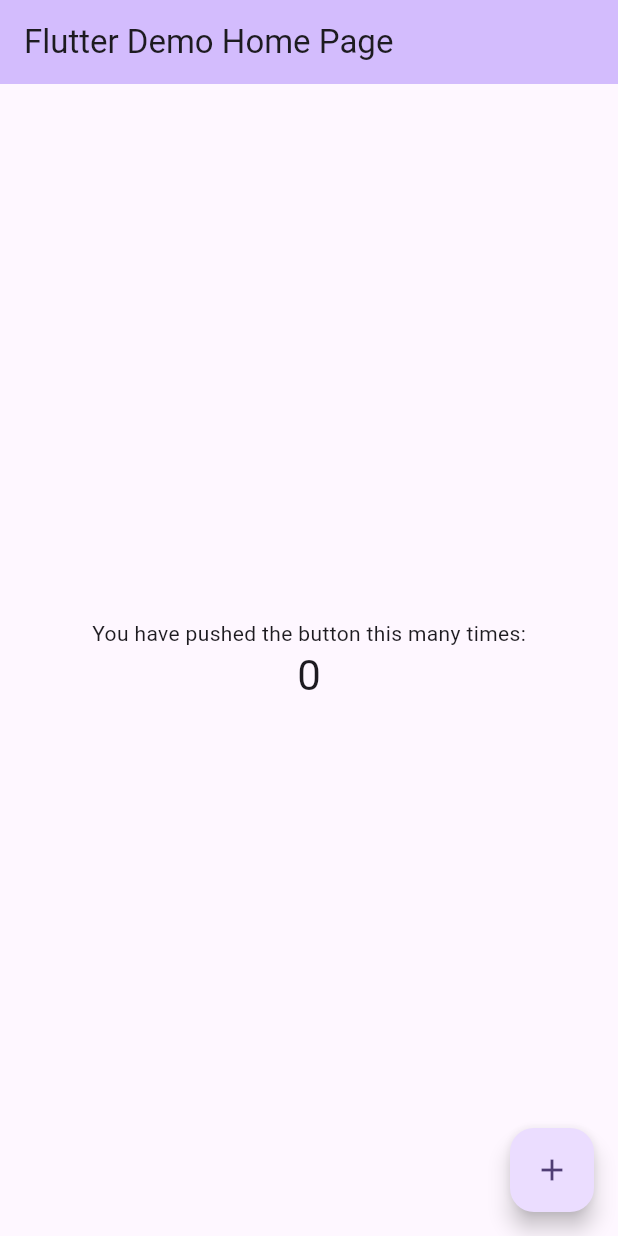
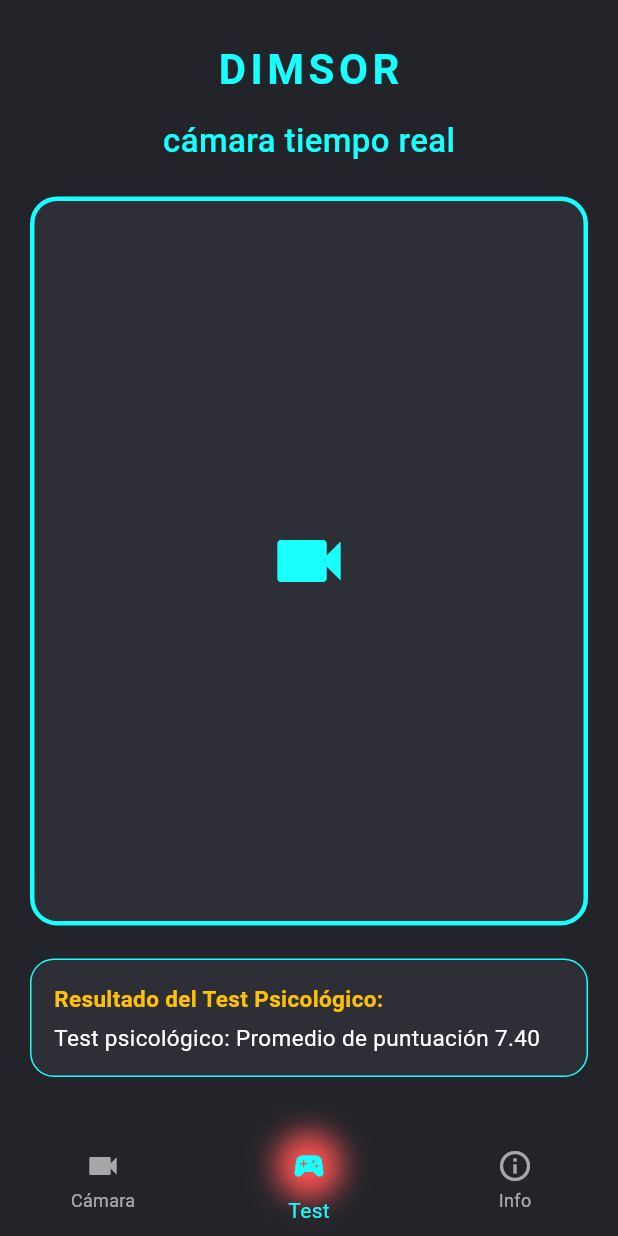
Before and after one commit to DominidM/Robotica-Mobile, a Flutter app: the screen it shows after launch, on a phone screen of 412 x 824 dp. Run offline on Flutter 3.47's test engine with Material 3 defaults, Android fonts, the phone set to English and light mode, and no system bars; our stand-ins replace device_preview; Roboto replaces fonts that are missing (Montserrat).

Commit message:
[DME] Primera Actualizacion

```diff
--- a/src/dimsor/lib/main.dart
+++ b/src/dimsor/lib/main.dart
@@ -1,122 +1,222 @@
 import 'package:flutter/material.dart';
+import 'package:device_preview/device_preview.dart';
+import 'package:flutter/foundation.dart';
 
 void main() {
-  runApp(const MyApp());
+  runApp(
+    DevicePreview(
+      enabled: !kReleaseMode, // Activo solo en debug/web
+      builder: (context) => const DimsorApp(),
+    ),
+  );
 }
 
-class MyApp extends StatelessWidget {
-  const MyApp({super.key});
+class DimsorApp extends StatelessWidget {
+  const DimsorApp({super.key});
 
-  // This widget is the root of your application.
   @override
   Widget build(BuildContext context) {
     return MaterialApp(
-      title: 'Flutter Demo',
+      useInheritedMediaQuery: true, // Necesario para device_preview
+      builder: DevicePreview.appBuilder,
+      locale: DevicePreview.locale(context),
+      title: 'Dimsor',
+      debugShowCheckedModeBanner: false,
       theme: ThemeData(
-        // This is the theme of your application.
-        //
-        // TRY THIS: Try running your application with "flutter run". You'll see
-        // the application has a purple toolbar. Then, without quitting the app,
-        // try changing the seedColor in the colorScheme below to Colors.green
-        // and then invoke "hot reload" (save your changes or press the "hot
-        // reload" button in a Flutter-supported IDE, or press "r" if you used
-        // the command line to start the app).
-        //
-        // Notice that the counter didn't reset back to zero; the application
-        // state is not lost during the reload. To reset the state, use hot
-        // restart instead.
-        //
-        // This works for code too, not just values: Most code changes can be
-        // tested with just a hot reload.
-        colorScheme: ColorScheme.fromSeed(seedColor: Colors.deepPurple),
+        brightness: Brightness.dark,
+        scaffoldBackgroundColor: const Color(0xFF23242A),
+        colorScheme: ColorScheme.fromSeed(
+          seedColor: Colors.cyanAccent,
+          brightness: Brightness.dark,
+          background: const Color(0xFF23242A),
+        ),
+        fontFamily: 'Montserrat',
       ),
-      home: const MyHomePage(title: 'Flutter Demo Home Page'),
+      home: const DimsorHomePage(),
     );
   }
 }
 
-class MyHomePage extends StatefulWidget {
-  const MyHomePage({super.key, required this.title});
-
-  // This widget is the home page of your application. It is stateful, meaning
-  // that it has a State object (defined below) that contains fields that affect
-  // how it looks.
-
-  // This class is the configuration for the state. It holds the values (in this
-  // case the title) provided by the parent (in this case the App widget) and
-  // used by the build method of the State. Fields in a Widget subclass are
-  // always marked "final".
-
-  final String title;
+class DimsorHomePage extends StatefulWidget {
+  const DimsorHomePage({Key? key}) : super(key: key);
 
   @override
-  State<MyHomePage> createState() => _MyHomePageState();
+  State<DimsorHomePage> createState() => _DimsorHomePageState();
 }
 
-class _MyHomePageState extends State<MyHomePage> {
-  int _counter = 0;
-
-  void _incrementCounter() {
-    setState(() {
-      // This call to setState tells the Flutter framework that something has
-      // changed in this State, which causes it to rerun the build method below
-      // so that the display can reflect the updated values. If we changed
-      // _counter without calling setState(), then the build method would not be
-      // called again, and so nothing would appear to happen.
-      _counter++;
-    });
-  }
+class _DimsorHomePageState extends State<DimsorHomePage> {
+  int _selectedIndex = 1; // Test tab por defecto
 
   @override
   Widget build(BuildContext context) {
-    // This method is rerun every time setState is called, for instance as done
-    // by the _incrementCounter method above.
-    //
-    // The Flutter framework has been optimized to make rerunning build methods
-    // fast, so that you can just rebuild anything that needs updating rather
-    // than having to individually change instances of widgets.
     return Scaffold(
-      appBar: AppBar(
-        // TRY THIS: Try changing the color here to a specific color (to
-        // Colors.amber, perhaps?) and trigger a hot reload to see the AppBar
-        // change color while the other colors stay the same.
-        backgroundColor: Theme.of(context).colorScheme.inversePrimary,
-        // Here we take the value from the MyHomePage object that was created by
-        // the App.build method, and use it to set our appbar title.
-        title: Text(widget.title),
+      body: SafeArea(
+        child: _selectedIndex == 1
+            ? _buildTestScreen(context)
+            : _buildOtherScreen(context, _selectedIndex),
       ),
-      body: Center(
-        // Center is a layout widget. It takes a single child and positions it
-        // in the middle of the parent.
-        child: Column(
-          // Column is also a layout widget. It takes a list of children and
-          // arranges them vertically. By default, it sizes itself to fit its
-          // children horizontally, and tries to be as tall as its parent.
-          //
-          // Column has various properties to control how it sizes itself and
-          // how it positions its children. Here we use mainAxisAlignment to
-          // center the children vertically; the main axis here is the vertical
-          // axis because Columns are vertical (the cross axis would be
-          // horizontal).
-          //
-          // TRY THIS: Invoke "debug painting" (choose the "Toggle Debug Paint"
-          // action in the IDE, or press "p" in the console), to see the
-          // wireframe for each widget.
-          mainAxisAlignment: MainAxisAlignment.center,
-          children: <Widget>[
-            const Text('You have pushed the button this many times:'),
-            Text(
-              '$_counter',
-              style: Theme.of(context).textTheme.headlineMedium,
+      bottomNavigationBar: _buildBottomNavigationBar(),
+    );
+  }
+
+  Widget _buildTestScreen(BuildContext context) {
+    return Padding(
+      padding: const EdgeInsets.symmetric(horizontal: 20.0, vertical: 16.0),
+      child: Column(
+        crossAxisAlignment: CrossAxisAlignment.center,
+        children: [
+          // Título principal
+          const SizedBox(height: 10),
+          Center(
+            child: Text(
+              'DIMSOR',
+              style: TextStyle(
+                color: Colors.cyanAccent,
+                fontWeight: FontWeight.bold,
+                fontSize: 28,
+                letterSpacing: 3,
+              ),
             ),
-          ],
+          ),
+          const SizedBox(height: 12),
+          // Subtítulo
+          Center(
+            child: Text(
+              'cámara tiempo real',
+              style: TextStyle(
+                color: Colors.cyanAccent,
+                fontWeight: FontWeight.w500,
+                fontSize: 22,
+              ),
+            ),
+          ),
+          const SizedBox(height: 22),
+          // Recuadro de cámara
+          Expanded(
+            flex: 4,
+            child: Container(
+              width: double.infinity,
+              decoration: BoxDecoration(
+                color: const Color(0xFF2E2F36),
+                borderRadius: BorderRadius.circular(18),
+                border: Border.all(color: Colors.cyanAccent, width: 3),
+              ),
+              child: const Center(
+                child: Icon(Icons.videocam, color: Colors.cyanAccent, size: 56),
+              ),
+            ),
+          ),
+          const SizedBox(height: 22),
+          // Resultado del test
+          Container(
+            width: double.infinity,
+            padding: const EdgeInsets.all(15),
+            decoration: BoxDecoration(
+              color: const Color(0xFF2E2F36),
+              borderRadius: BorderRadius.circular(16),
+              border: Border.all(color: Colors.cyanAccent, width: 1),
+            ),
+            child: Column(
+              crossAxisAlignment: CrossAxisAlignment.start,
+              children: const [
+                Text(
+                  "Resultado del Test Psicológico:",
+                  style: TextStyle(
+                    color: Colors.amber,
+                    fontWeight: FontWeight.bold,
+                    fontSize: 15,
+                  ),
+                ),
+                SizedBox(height: 5),
+                Text(
+                  "Test psicológico: Promedio de puntuación 7.40",
+                  style: TextStyle(color: Colors.white, fontSize: 15),
+                ),
+              ],
+            ),
+          ),
+          const SizedBox(height: 16),
+        ],
+      ),
+    );
+  }
+
+  Widget _buildOtherScreen(BuildContext context, int index) {
+    // Puedes personalizar estas pantallas si lo deseas
+    String text;
+    IconData icon;
+    if (index == 0) {
+      text = "Cámara";
+      icon = Icons.videocam;
+    } else {
+      text = "Info";
+      icon = Icons.info_outline;
+    }
+    return Center(
+      child: Column(
+        mainAxisAlignment: MainAxisAlignment.center,
+        children: [
+          Icon(icon, size: 60, color: Colors.cyanAccent),
+          const SizedBox(height: 20),
+          Text(
+            text,
+            style: const TextStyle(
+              color: Colors.cyanAccent,
+              fontSize: 24,
+              fontWeight: FontWeight.bold,
+            ),
+          ),
+        ],
+      ),
+    );
+  }
+
+  Widget _buildBottomNavigationBar() {
+    return BottomNavigationBar(
+      backgroundColor: const Color(0xFF23242A),
+      elevation: 10,
+      selectedItemColor: Colors.cyanAccent,
+      unselectedItemColor: Colors.white60,
+      currentIndex: _selectedIndex,
+      onTap: (int index) {
+        setState(() {
+          _selectedIndex = index;
+        });
+      },
+      items: [
+        BottomNavigationBarItem(
+          icon: const Icon(Icons.videocam),
+          label: 'Cámara',
         ),
-      ),
-      floatingActionButton: FloatingActionButton(
-        onPressed: _incrementCounter,
-        tooltip: 'Increment',
-        child: const Icon(Icons.add),
-      ), // This trailing comma makes auto-formatting nicer for build methods.
+        BottomNavigationBarItem(
+          icon: Stack(
+            alignment: Alignment.center,
+            children: [
+              if (_selectedIndex == 1)
+                Container(
+                  height: 40,
+                  width: 40,
+                  decoration: const BoxDecoration(
+                    shape: BoxShape.circle,
+                    boxShadow: [
+                      BoxShadow(
+                        color: Colors.redAccent,
+                        blurRadius: 16,
+                        spreadRadius: 2,
+                      ),
+                    ],
+                  ),
+                ),
+              const Icon(Icons.sports_esports),
+            ],
+          ),
+          label: 'Test',
+        ),
+        BottomNavigationBarItem(
+          icon: const Icon(Icons.info_outline),
+          label: 'Info',
+        ),
+      ],
     );
   }
 }
--- a/src/dimsor/pubspec.yaml
+++ b/src/dimsor/pubspec.yaml
@@ -34,6 +34,7 @@ dependencies:
   # The following adds the Cupertino Icons font to your application.
   # Use with the CupertinoIcons class for iOS style icons.
   cupertino_icons: ^1.0.8
+  device_preview: ^1.1.0
 
 dev_dependencies:
   flutter_test:
```
Also changed, not shown: src/dimsor/pubspec.lock, 2 other files.
